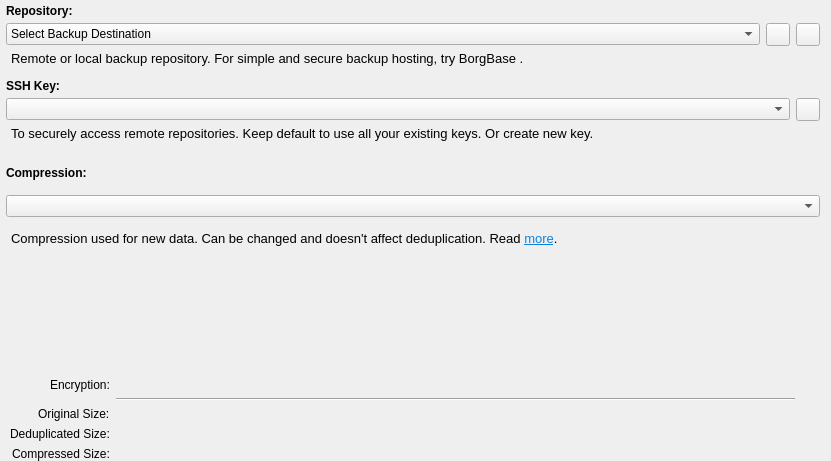
borgbase/vorta, file src/vorta/assets/UI/repotab.ui: the form before one commit.
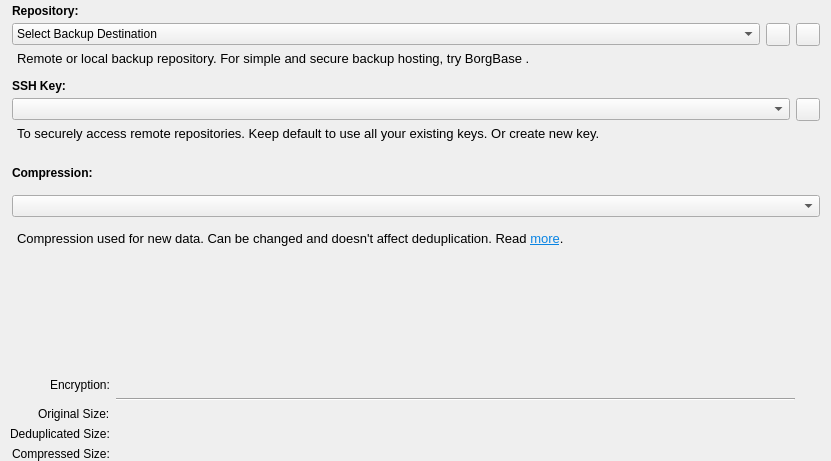
The form after the commit.

Commit message: Add right margin

```diff
--- a/src/vorta/assets/UI/repotab.ui
+++ b/src/vorta/assets/UI/repotab.ui
@@ -46,6 +46,12 @@
      <property name="labelAlignment">
       <set>Qt::AlignRight|Qt::AlignTop|Qt::AlignTrailing</set>
      </property>
+     <property name="formAlignment">
+      <set>Qt::AlignLeading|Qt::AlignLeft|Qt::AlignTop</set>
+     </property>
+     <property name="leftMargin">
+      <number>6</number>
+     </property>
      <property name="topMargin">
       <number>0</number>
      </property>
```
The commit also changes 4 other files.
